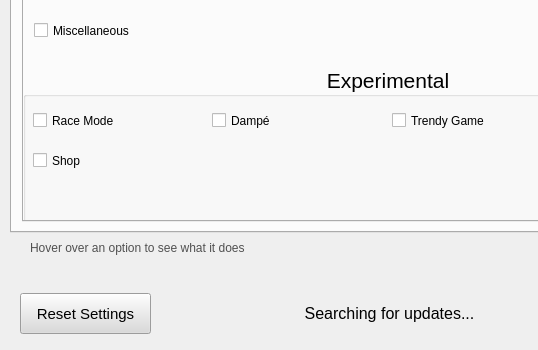
First picture: the form in UI/ui_form.ui, repository Owen-Splat/LAS-Randomizer, before the edit; both pictures show x 0 to 538 and y 290 to 640 of the 780 by 640 pixel window.
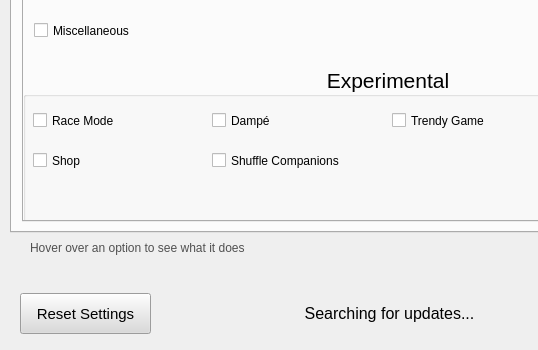
Second picture: the form after the edit.

What changed in the file:
```diff
--- a/UI/ui_form.ui
+++ b/UI/ui_form.ui
@@ -801,6 +801,37 @@
           <bool>false</bool>
          </property>
         </widget>
+        <widget class="QCheckBox" name="companionCheck">
+         <property name="enabled">
+          <bool>true</bool>
+         </property>
+         <property name="geometry">
+          <rect>
+           <x>189</x>
+           <y>84</y>
+           <width>173</width>
+           <height>21</height>
+          </rect>
+         </property>
+         <property name="font">
+          <font>
+           <pointsize>9</pointsize>
+           <strikeout>false</strikeout>
+          </font>
+         </property>
+         <property name="toolTip">
+          <string/>
+         </property>
+         <property name="whatsThis">
+          <string>This controls if BowWow and the Rooster will be shuffled alongside other items&lt;br&gt;&lt;/br&gt;&lt;u&gt;Not yet implemented&lt;/u&gt;</string>
+         </property>
+         <property name="text">
+          <string>Shuffle Companions</string>
+         </property>
+         <property name="checkable">
+          <bool>false</bool>
+         </property>
+        </widget>
        </widget>
        <widget class="QComboBox" name="seashellsComboBox">
         <property name="geometry">
```
Left out of the diff: 10 changed lines with no effect on the pictures.
